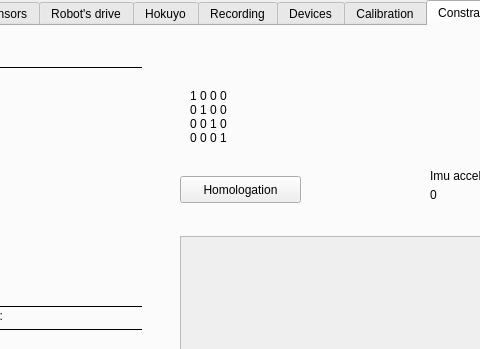
Old version of the form Trobot_Qt/trobotqt.ui in the repository LRMPUT/TAPAS; both pictures show x 192 to 672 and y 0 to 349 of the 829 by 705 pixel window.
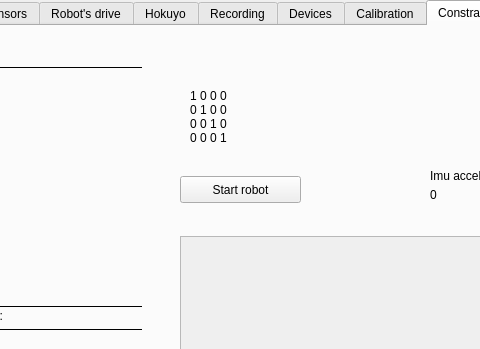
New version of the form.

Commit message: Dodano startowanie robota z gui.

The edit to the form file:
```diff
--- a/Trobot_Qt/trobotqt.ui
+++ b/Trobot_Qt/trobotqt.ui
@@ -1993,7 +1993,7 @@
        </rect>
       </property>
       <property name="text">
-       <string>Homologation</string>
+       <string>Start robot</string>
       </property>
      </widget>
      <widget class="QLabel" name="label_39">
```
Left out of the diff: 2 changed lines with no effect on the pictures. The commit also changes 2 other files.
